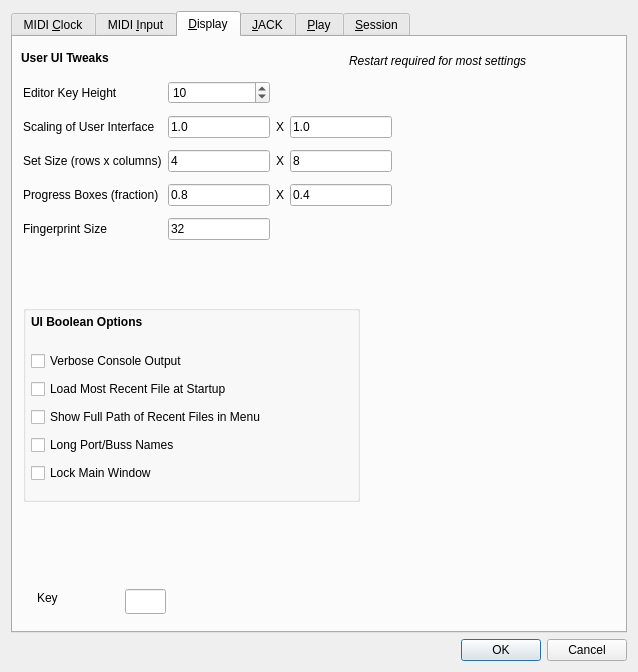
ahlstromcj/seq66, file seq_qt5/forms/qseditoptions.ui: the form before one commit.
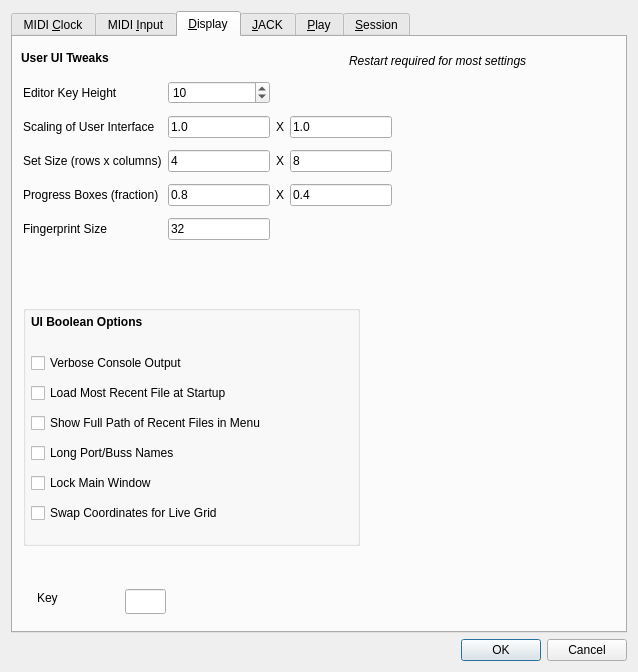
The form after the commit. The open tabs and pages were chosen to show the change.

Commit message: Got issue #63 working for the live grid, also work on app reload.

```diff
--- a/seq_qt5/forms/qseditoptions.ui
+++ b/seq_qt5/forms/qseditoptions.ui
@@ -573,7 +573,7 @@
          <x>10</x>
          <y>268</y>
          <width>337</width>
-         <height>197</height>
+         <height>241</height>
         </rect>
        </property>
        <property name="font">
@@ -594,7 +594,7 @@
           <x>8</x>
           <y>44</y>
           <width>313</width>
-          <height>141</height>
+          <height>181</height>
          </rect>
         </property>
         <layout class="QVBoxLayout" name="verticalLayout_2">
@@ -646,6 +646,13 @@
            </property>
           </widget>
          </item>
+         <item>
+          <widget class="QCheckBox" name="checkBoxSwapCoordinates">
+           <property name="text">
+            <string>Swap Coordinates for Live Grid</string>
+           </property>
+          </widget>
+         </item>
         </layout>
        </widget>
        <widget class="QLabel" name="label_7">
```
Left out of the diff: 2 changed lines with no effect on the pictures. The commit also changes 31 other files.
